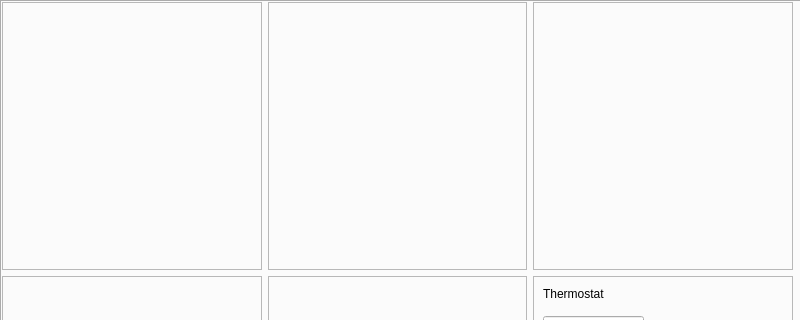
CampbellWest/Project3Group5, file HomeMonitoringSystem/mainwindow.ui: the form before one commit; both pictures show x 0 to 800 and y 0 to 320 of the 800 by 600 pixel window.
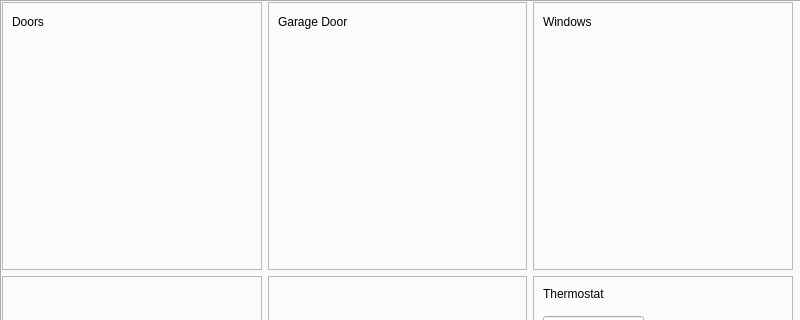
The form after the commit. The open tabs and pages were chosen to show the change.

Commit message: converted classes to work within QT and added labels to the UI

Diff of the .ui file:
```diff
--- a/HomeMonitoringSystem/mainwindow.ui
+++ b/HomeMonitoringSystem/mainwindow.ui
@@ -486,6 +486,19 @@
          <property name="frameShadow">
           <enum>QFrame::Shadow::Raised</enum>
          </property>
+         <widget class="QLabel" name="label_11">
+          <property name="geometry">
+           <rect>
+            <x>10</x>
+            <y>10</y>
+            <width>63</width>
+            <height>20</height>
+           </rect>
+          </property>
+          <property name="text">
+           <string>Windows</string>
+          </property>
+         </widget>
         </widget>
        </item>
        <item row="0" column="0">
@@ -496,6 +509,19 @@
          <property name="frameShadow">
           <enum>QFrame::Shadow::Raised</enum>
          </property>
+         <widget class="QLabel" name="label_9">
+          <property name="geometry">
+           <rect>
+            <x>10</x>
+            <y>10</y>
+            <width>63</width>
+            <height>20</height>
+           </rect>
+          </property>
+          <property name="text">
+           <string>Doors</string>
+          </property>
+         </widget>
         </widget>
        </item>
        <item row="0" column="1">
@@ -506,6 +532,19 @@
          <property name="frameShadow">
           <enum>QFrame::Shadow::Raised</enum>
          </property>
+         <widget class="QLabel" name="label_10">
+          <property name="geometry">
+           <rect>
+            <x>10</x>
+            <y>10</y>
+            <width>91</width>
+            <height>20</height>
+           </rect>
+          </property>
+          <property name="text">
+           <string>Garage Door</string>
+          </property>
+         </widget>
         </widget>
        </item>
        <item row="1" column="1">
```
Left out of the diff: 2 changed lines with no effect on the pictures. The commit also changes 12 other files.
